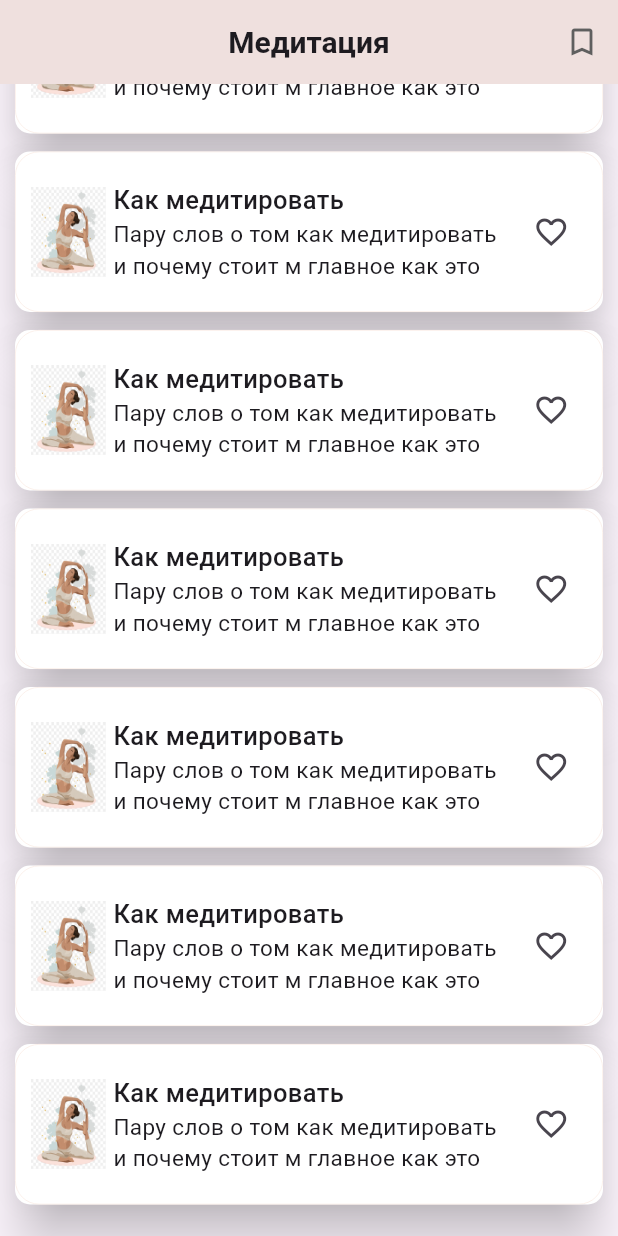
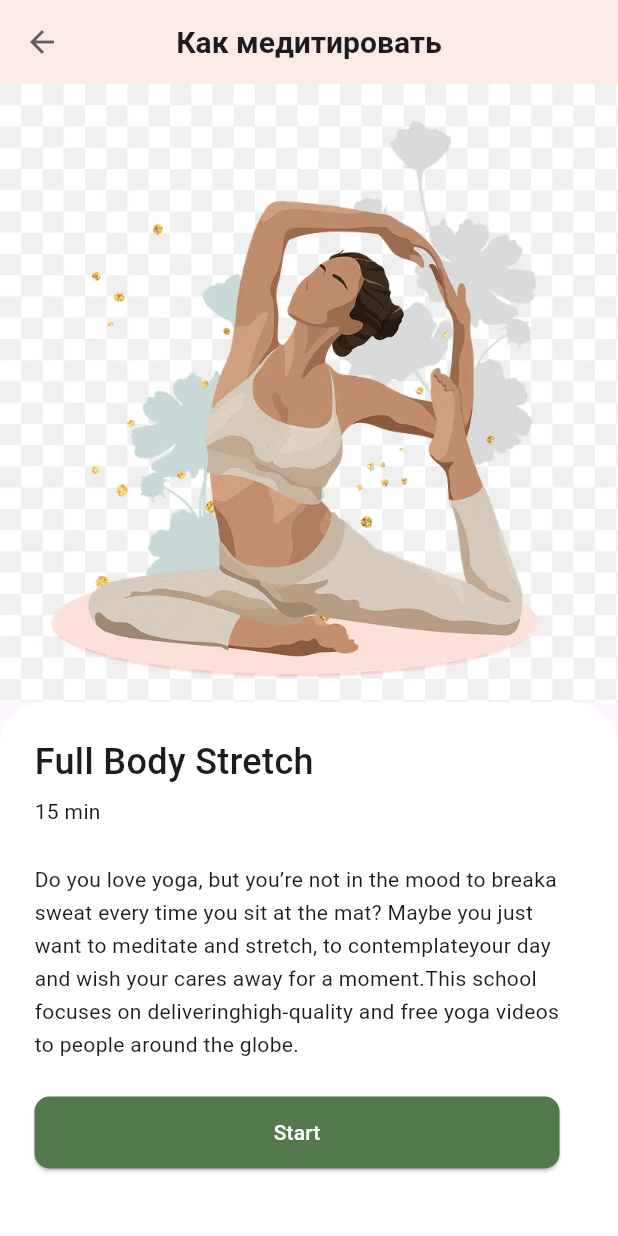
Before and after one commit to eminowam/wellness_mobile, a Flutter app: the MentalHealthPage screen opened directly, scrolled down 452 dp, after a tap on "Как медитировать", on a phone screen of 412 x 824 dp. Run offline on Flutter 3.47's test engine with Material 3 defaults, Android fonts, the phone set to English and light mode, and no system bars; our stand-ins replace shared_preferences; missing offline and left inert: flutter_verification_code; accounts and stored records are empty.

Commit message:
creat yoga_details_screen

```diff
--- /dev/null
+++ b/lib/pages/mental/yoga_details.dart
@@ -0,0 +1,81 @@
+import 'package:flutter/material.dart';
+import 'package:wellness_mobile/configs/color.dart';
+import 'package:wellness_mobile/pages/widgets/app_scaffold/app_scaffold.dart';
+
+class YogaDetails extends StatelessWidget {
+  const YogaDetails({super.key});
+
+  @override
+  Widget build(BuildContext context) {
+    return AppScaffold(
+        title: 'Как медитировать',
+        icon2: Icons.arrow_back,
+        onPressed2: () {
+          Navigator.pop(context);
+        },
+        child: SingleChildScrollView(
+          child: Column(children: [
+            const Image(image: AssetImage('assets/mental/yoga.webp')),
+            Container(
+              decoration: const BoxDecoration(
+                  color: Colors.white,
+                  borderRadius: BorderRadius.only(
+                      topLeft: Radius.circular(30),
+                      topRight: Radius.circular(30))),
+              alignment: Alignment.topLeft,
+              child: Padding(
+                padding: const EdgeInsets.only(
+                    top: 23, right: 23, left: 23, bottom: 43),
+                child: Column(
+                  crossAxisAlignment: CrossAxisAlignment.start,
+                  children: [
+                    const Text(
+                      "Full Body Stretch",
+                      style: TextStyle(
+                          fontWeight: FontWeight.w500, fontSize: 24),
+                    ),
+                    const SizedBox(
+                      height: 6,
+                    ),
+                    const Text(
+                      "15 min",
+                      style: TextStyle(
+                          fontSize: 14, fontWeight: FontWeight.w400),
+                    ),
+                    const SizedBox(
+                      height: 24,
+                    ),
+                    const Text(
+                      "Do you love yoga, but you’re not in the mood to break"
+                      "a sweat every time you sit at the mat? Maybe you "
+                      "just want to meditate and stretch, to contemplate"
+                      "your day and wish your cares away for a moment."
+                      "This school focuses on deliveringhigh-quality "
+                      "and free yoga videos to people around the globe.",
+                      style: TextStyle(
+                          fontSize: 14,
+                          fontWeight: FontWeight.w400,
+                          height: 1.55),
+                    ),
+                    const SizedBox(
+                      height: 24,
+                    ),
+                    SizedBox(
+                        width: 350, // <-- Your width
+                        height: 48,
+                        child: ElevatedButton(
+                            style: ElevatedButton.styleFrom(
+                              backgroundColor: customButtonColor,
+                              shape: RoundedRectangleBorder(
+                                  borderRadius: BorderRadius.circular(10)),
+                            ),
+                            onPressed: () {},
+                            child: const Text("Start",style: TextStyle(color: Colors.white),))),
+                  ],
+                ),
+              ),
+            )
+          ]),
+        ));
+  }
+}
--- a/lib/pages/widgets/card/meditaton_card.dart
+++ b/lib/pages/widgets/card/meditaton_card.dart
@@ -1,4 +1,6 @@
+import 'package:flutter/cupertino.dart';
 import 'package:flutter/material.dart';
+import 'package:wellness_mobile/pages/mental/yoga_details.dart';
 
 import '../../../configs/color.dart';
 
@@ -29,7 +31,9 @@ class _MeditationCardState extends State<MeditationCard> {
         borderRadius: BorderRadius.circular(10),
         elevation: 15,
         child: InkWell(
-          onTap: () {},
+          onTap: () {
+            Navigator.push(context, CupertinoPageRoute(builder: (_)=>const YogaDetails()));
+          },
           child: Container(
             padding: const EdgeInsets.symmetric(horizontal: 10, vertical: 20),
             decoration: BoxDecoration(
--- a/pubspec.yaml
+++ b/pubspec.yaml
@@ -18,6 +18,7 @@ dependencies:
   dio: ^5.3.4
   flutter_bloc: ^8.1.3
   path_provider: ^2.0.15
+  audioplayers: ^5.2.1
 
 
   cupertino_icons: ^1.0.2
@@ -38,6 +39,7 @@ flutter:
      - assets/
      - assets/icons/
      - assets/mental/
+     - assets/audio/
 
 
   # fonts:
```
Also changed, not shown: lib/pages/profile/edit_profile_screen.dart (+26 -18 lines), pubspec.lock.
